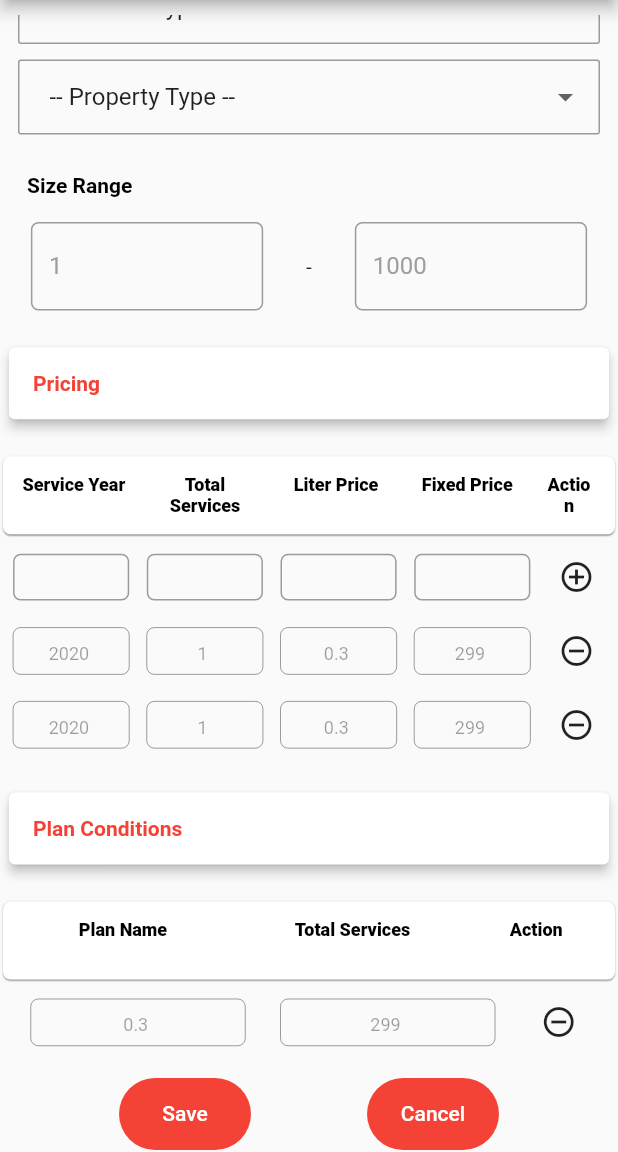
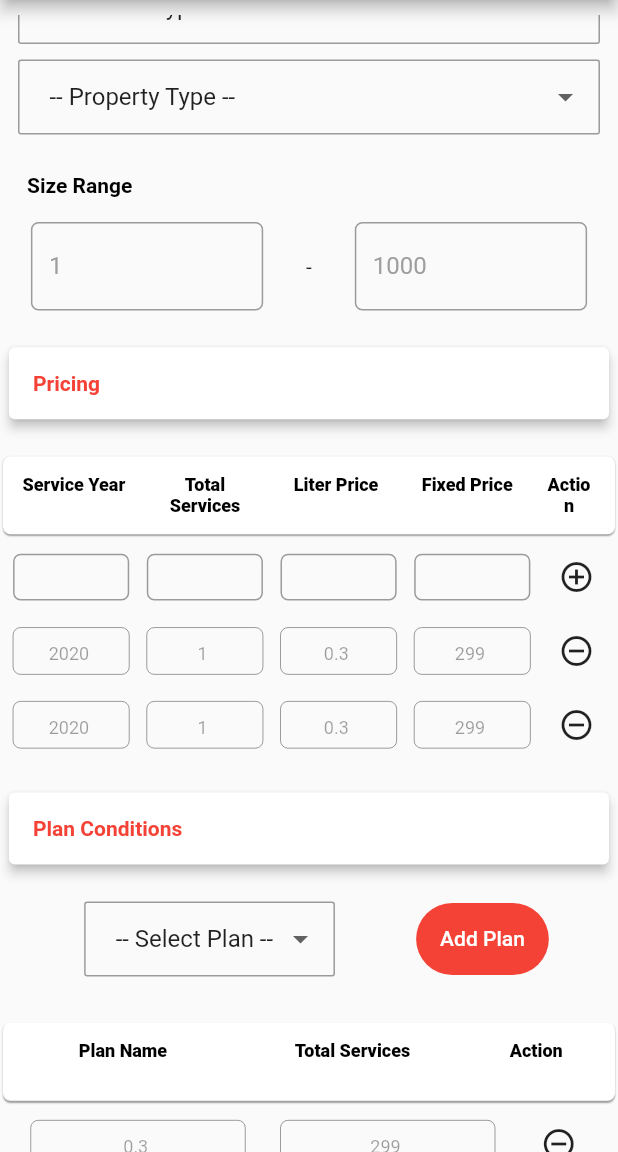
Before and after one commit to balafuture3/smarttankcare, a Flutter app: the screen it shows after launch, scrolled down 249 dp, on a phone screen of 412 x 824 dp, the part 84-1236 px from its top. Run offline on Flutter 3.47's test engine with Material 2 defaults, Android fonts, the phone set to English and light mode, and no system bars.

Commit message:
plan view

```diff
--- a/lib/Master/Plan.dart
+++ b/lib/Master/Plan.dart
@@ -18,6 +18,8 @@ class _PlanServiceState extends State<PlanService> {
   String dropdownValue = '-- Service Type --';
 
   String dropdownValue1 = '-- Property Type --';
+
+  String dropdownValue2 = '-- Select Plan --';
 
   void initState() {
     super.initState();
@@ -688,6 +690,50 @@ class _PlanServiceState extends State<PlanService> {
               ),
             ),
             SizedBox(height: height/40,),
+            Row(
+              mainAxisAlignment: MainAxisAlignment.spaceEvenly,
+              children: [
+              Container(
+                margin: const EdgeInsets.only(left: 10.0, right: 10.0),
+                padding: const EdgeInsets.only(left: 20.0, right: 10.0),
+                decoration: new BoxDecoration(
+                    borderRadius:BorderRadius.all(Radius.circular(2.0)),
+                    border: new Border.all(color: Colors.black38)
+                ),
+
+                child: DropdownButtonHideUnderline(
+                  child: DropdownButton<String>(
+
+                    value: dropdownValue2,
+                    onChanged: (String newValue) {
+                      setState(() {
+
+                        dropdownValue2 = newValue;
+                      });
+                    },
+                    items: <String>[
+                      '-- Select Plan --',
+                      "Below 1000L",
+                      "1000L to 2000L",
+                      "Above 1000L",
+                    ].map<DropdownMenuItem<String>>((String value) {
+                      return DropdownMenuItem<String>(
+                        value: value,
+                        child: Text(value),
+                      );
+                    }).toList(),
+                  ),
+                ),
+              ),
+              Container(
+                  alignment: Alignment.center,
+                  decoration: BoxDecoration(
+                      color: Colors.red,
+                      borderRadius: BorderRadius.all(Radius.circular(50))),
+                  child: FlatButton(onPressed: () {  },child: Text("Add Plan",style: TextStyle(color: Colors.white),),)),
+            ],),
+            SizedBox(height: height/40,),
+            SizedBox(height: height/80,),
             Container(
               decoration: BoxDecoration(
                 borderRadius: BorderRadius.circular(5.0),
@@ -836,7 +882,8 @@ class _PlanServiceState extends State<PlanService> {
                         color: Colors.red,
                         borderRadius: BorderRadius.all(Radius.circular(50))),
                     child: FlatButton(onPressed: () {  },child: Text("Cancel",style: TextStyle(color: Colors.white),),)),
-            ],)
+            ],),
+            SizedBox(height: height/80,),
           ],
         ),
       ),
```
